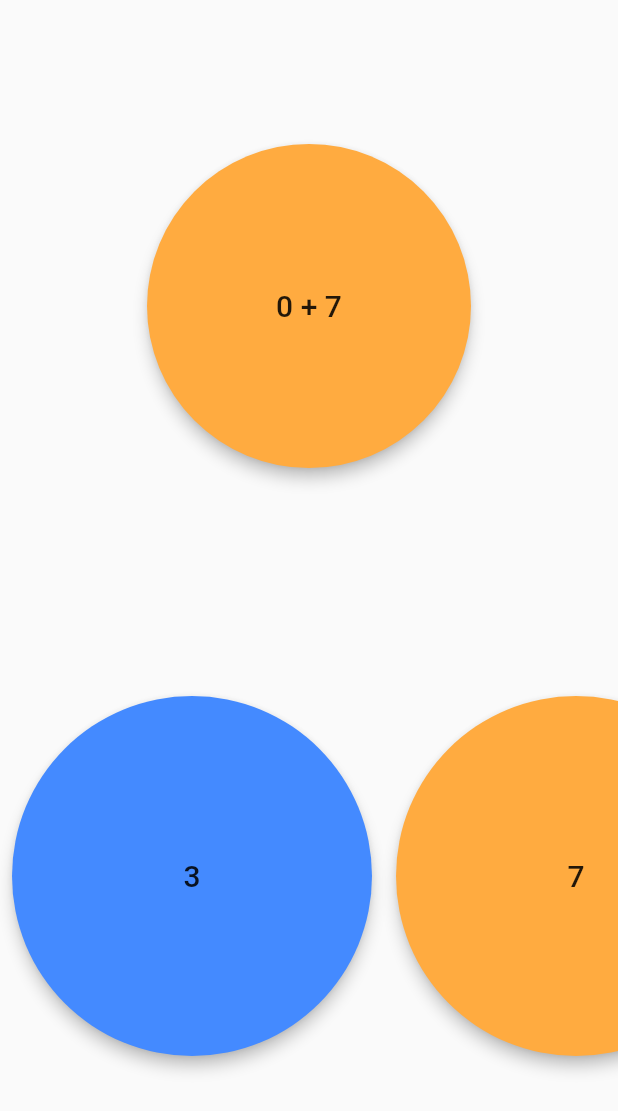
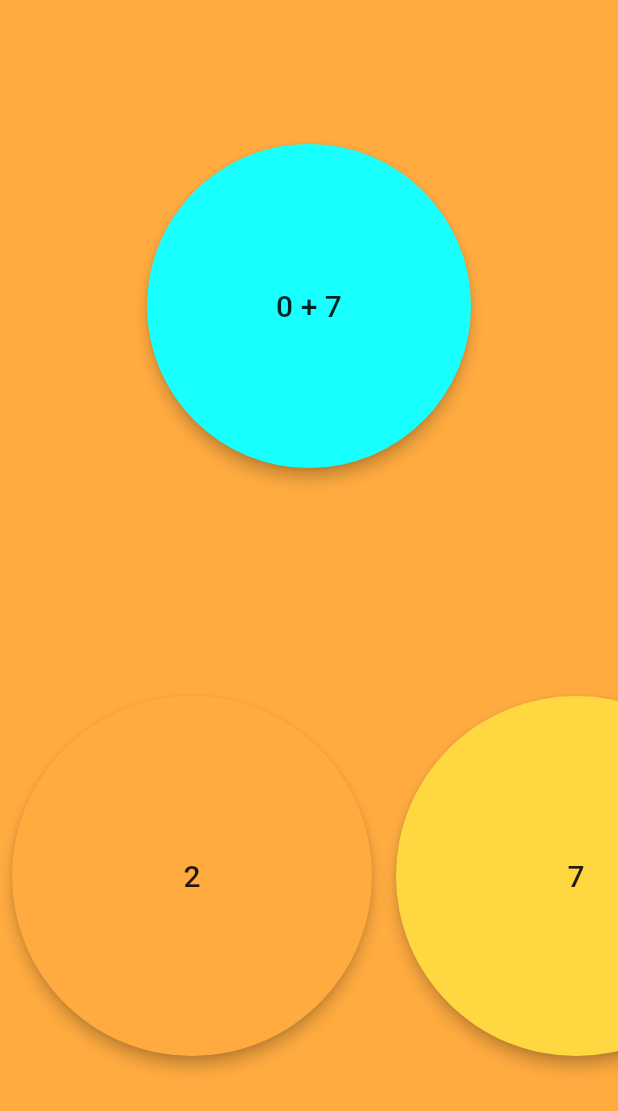
Before and after one commit to luckyhandler/addiction, a Flutter app: the screen it shows after launch, on a phone screen of 412 x 824 dp. Shown: the top 1111 px of the screen. Run offline on Flutter 3.47's test engine with Material 2 defaults, Android fonts, the phone set to English and light mode, and no system bars; our stand-ins replace bloc, flutter_bloc.

Commit message:
Add background color

```diff
--- a/lib/main.dart
+++ b/lib/main.dart
@@ -76,7 +76,9 @@ class _MyHomePageState extends State<MyHomePage> with TickerProviderStateMixin {
                     }
                   });
             return Scaffold(
-                body: Column(
+                body: Container(
+              color: colors[random.nextInt(colors.length - 1)],
+              child: Column(
                 children: [
                   SizedBox(height: 64),
                   // calculation Column
@@ -111,6 +113,7 @@ class _MyHomePageState extends State<MyHomePage> with TickerProviderStateMixin {
                     ),
                   )
                 ],
+              ),
             ));
           },
         ),
```
Lines whose indentation alone changed are shown as unchanged.
